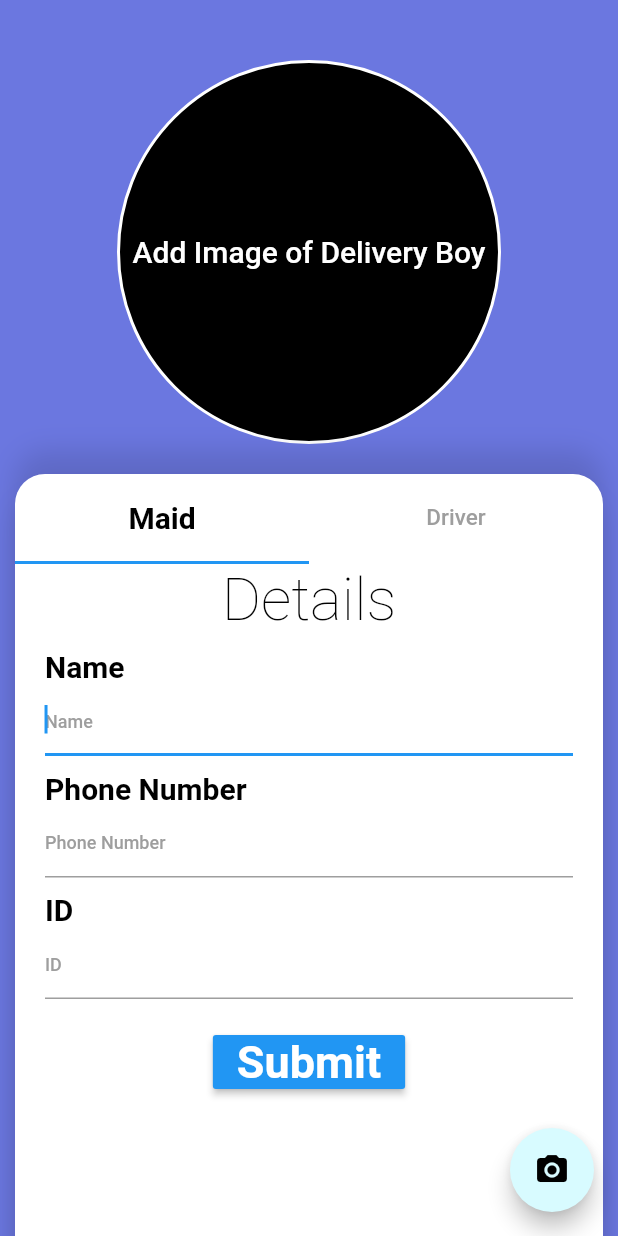
After one commit to ritik-rathi/freelance_project, a Flutter app: the Frequent screen opened by its route, on a phone screen of 412 x 824 dp. The commit adds this screen. Run offline on Flutter 3.47's test engine with Material 2 defaults, Android fonts, the phone set to English and light mode, and no system bars; our stand-ins replace cloud_firestore, firebase_auth, firebase_core, image_picker; accounts and stored records are empty; Roboto replaces fonts that are missing (Raleway).

Commit message:
frequent visitor

```diff
--- a/lib/guard_screens/delivery_details.dart
+++ b/lib/guard_screens/delivery_details.dart
@@ -1,7 +1,5 @@
 import 'dart:io';
 import 'dart:ui';
-import 'dart:ui' as prefix0;
-
 import 'package:flutter/material.dart';
 import 'package:image_picker/image_picker.dart';
 
--- /dev/null
+++ b/lib/guard_screens/frequent_visitor.dart
@@ -0,0 +1,466 @@
+import 'package:flutter/cupertino.dart' as prefix1;
+import 'package:flutter/material.dart';
+import 'package:flutter/material.dart' as prefix0;
+import 'package:image_picker/image_picker.dart';
+import 'dart:io';
+import 'dart:ui';
+
+String dName, dPhone, dOrg, rFlat, rName;
+String dTime = TimeOfDay.now().toString();
+
+class Frequent extends StatefulWidget {
+  @override
+  _FrequentState createState() => _FrequentState();
+}
+
+class _FrequentState extends State<Frequent>
+    with SingleTickerProviderStateMixin {
+  TabController _controller;
+
+  initState() {
+    _controller = TabController(initialIndex: 0, vsync: this, length: 2);
+    super.initState();
+  }
+
+  File _image;
+
+  Future getImage() async {
+    var tempImage = await ImagePicker.pickImage(source: ImageSource.camera);
+
+    setState(() {
+      _image = tempImage;
+    });
+  }
+
+  @override
+  Widget build(BuildContext context) {
+    return Scaffold(
+      backgroundColor: Color(0xff6B77E0),
+      body: SingleChildScrollView(
+        child: Column(
+          mainAxisAlignment: MainAxisAlignment.center,
+          crossAxisAlignment: CrossAxisAlignment.center,
+          children: <Widget>[
+            Padding(
+              padding:
+                  const EdgeInsets.only(top: 20.0, left: 10.0, right: 10.0),
+              child: GestureDetector(
+                onTap: () {
+                  Route focusRoute = new MaterialPageRoute(
+                      builder: (context) => Scaffold(
+                          backgroundColor: Colors.black,
+                          body: Center(
+                              child: Hero(
+                                  tag: "Focus",
+                                  child: _image == null
+                                      ? Text('Add Image to view',
+                                          style: TextStyle(
+                                              color: Colors.white,
+                                              fontSize: 20.0,
+                                              fontWeight: FontWeight.w500))
+                                      : Image.file(_image)))));
+                  Navigator.push(context, focusRoute);
+                },
+                child: Container(
+                    margin: EdgeInsets.only(top: 20),
+                    width: double.infinity,
+                    height: 256.0,
+                    decoration: BoxDecoration(
+                        color: Colors.black,
+                        shape: BoxShape.circle,
+                        border: Border.all(width: 2.0, color: Colors.white)),
+                    child: Hero(
+                      tag: "Focus",
+                      child: _image == null
+                          ? Center(
+                              child: Text(
+                              'Add Image of Delivery Boy',
+                              style: TextStyle(
+                                  color: Colors.white,
+                                  fontSize: 20.0,
+                                  fontWeight: FontWeight.w500),
+                            ))
+                          : Image.file(
+                              _image,
+                              fit: BoxFit.cover,
+                            ),
+                    )),
+              ),
+            ),
+            _buildAddCard()
+          ],
+        ),
+      ),
+      floatingActionButton: new FloatingActionButton(
+        onPressed: getImage,
+        backgroundColor: Color(0xffd8fbff),
+        foregroundColor: Colors.white,
+        tooltip: 'Click Photo',
+        child: Icon(Icons.camera_alt, color: Colors.black),
+      ),
+    );
+  }
+
+  Widget _buildAddCard() {
+    return Padding(
+      padding: const EdgeInsets.only(left: 10.0, right: 10.0, top: 20.0),
+      child: Column(
+        children: <Widget>[
+          Container(
+            decoration: BoxDecoration(
+                borderRadius: BorderRadius.circular(20.0),
+                // border: Border.all(width: 2.0),
+                color: Colors.white,
+                boxShadow: [
+                  BoxShadow(
+                      color: Colors.black12,
+                      offset: Offset(0.0, 15.0),
+                      blurRadius: 15.0),
+                  BoxShadow(
+                      color: Colors.black12,
+                      offset: Offset(0.0, -15.0),
+                      blurRadius: 15.0)
+                ]),
+            width: double.infinity,
+            height: _controller.previousIndex == 1 ? 500 : 610,
+            child: Column(
+              children: <Widget>[
+                Container(
+                  width: double.maxFinite,
+                  height: 60,
+                  child: TabBar(
+                    unselectedLabelColor: Colors.grey,
+                    unselectedLabelStyle: TextStyle(fontSize: 15),
+                    labelColor: Colors.black,
+                    labelStyle: prefix1.TextStyle(
+                        fontSize: 20, fontWeight: FontWeight.bold),
+                    controller: _controller,
+                    tabs: <Widget>[
+                      Tab(
+                        child: Text('Maid'),
+                      ),
+                      Tab(
+                        child: Text('Driver'),
+                      )
+                    ],
+                  ),
+                ),
+                Container(
+                  width: double.maxFinite,
+                  height: 700,
+                  child: TabBarView(
+                    controller: _controller,
+                    children: <Widget>[maid(), driver()],
+                  ),
+                ),
+              ],
+            ),
+          ),
+          SizedBox(
+            height: 50.0,
+          )
+        ],
+      ),
+    );
+  }
+
+  Widget driver() {
+    return Container(
+      width: double.maxFinite,
+      child: Column(
+        children: <Widget>[
+          new Text(
+            'Details',
+            style: TextStyle(
+                color: Colors.black,
+                fontSize: 40.0,
+                fontWeight: FontWeight.w100),
+          ),
+          Padding(
+            padding: const EdgeInsets.only(top: 10.0, left: 20.0, right: 20.0),
+            child: Column(
+              children: <Widget>[
+                Align(
+                  alignment: Alignment.centerLeft,
+                  child: Text(
+                    'Name',
+                    style: TextStyle(
+                        fontSize: 20.0,
+                        fontWeight: FontWeight.bold,
+                        color: Colors.black),
+                  ),
+                ),
+                TextField(
+                  autofocus: true,
+                  onChanged: (value) {
+                    dName = value;
+                  },
+                  decoration: InputDecoration(
+                      hintText: 'Name',
+                      hintStyle: TextStyle(
+                          color: Colors.grey,
+                          fontWeight: FontWeight.w500,
+                          fontSize: 12.0)),
+                )
+              ],
+            ),
+          ),
+          Padding(
+            padding: const EdgeInsets.only(top: 10.0, left: 20.0, right: 20.0),
+            child: Column(
+              children: <Widget>[
+                Align(
+                  alignment: Alignment.centerLeft,
+                  child: Text(
+                    'Phone Number',
+                    style: TextStyle(
+                        fontSize: 20.0,
+                        fontWeight: FontWeight.bold,
+                        color: Colors.black),
+                  ),
+                ),
+                TextField(
+                  autofocus: true,
+                  onChanged: (value) {
+                    dPhone = value;
+                  },
+                  decoration: InputDecoration(
+                      hintText: 'Phone Number',
+                      hintStyle: TextStyle(
+                          color: Colors.grey,
+                          fontWeight: FontWeight.w500,
+                          fontSize: 12.0)),
+                )
+              ],
+            ),
+          ),
+          Padding(
+            padding: const EdgeInsets.only(top: 10.0, left: 20.0, right: 20.0),
+            child: Column(
+              children: <Widget>[
+                Align(
+                  alignment: Alignment.centerLeft,
+                  child: Text(
+                    'ID',
+                    style: TextStyle(
+                        fontSize: 20.0,
+                        fontWeight: FontWeight.bold,
+                        color: Colors.black),
+                  ),
+                ),
+                TextField(
+                  autofocus: true,
+                  onChanged: (value) {
+                    dName = value;
+                  },
+                  decoration: InputDecoration(
+                      hintText: 'ID',
+                      hintStyle: TextStyle(
+                          color: Colors.grey,
+                          fontWeight: FontWeight.w500,
+                          fontSize: 12.0)),
+                )
+              ],
+            ),
+          ),
+          Padding(
+            padding: const EdgeInsets.only(top: 10.0, left: 20.0, right: 20.0),
+            child: Column(
+              children: <Widget>[
+                Align(
+                  alignment: Alignment.centerLeft,
+                  child: Text(
+                    'Flat Number',
+                    style: TextStyle(
+                        fontSize: 20.0,
+                        fontWeight: FontWeight.bold,
+                        color: Colors.black),
+                  ),
+                ),
+                TextField(
+                  autofocus: true,
+                  onChanged: (value) {
+                    rFlat = value;
+                  },
+                  decoration: InputDecoration(
+                      hintText: 'Flat Number',
+                      hintStyle: TextStyle(
+                          color: Colors.grey,
+                          fontWeight: FontWeight.w500,
+                          fontSize: 12.0)),
+                )
+              ],
+            ),
+          ),
+          Padding(
+            padding: const EdgeInsets.only(top: 10.0, left: 20.0, right: 20.0),
+            child: Column(
+              children: <Widget>[
+                Align(
+                  alignment: Alignment.centerLeft,
+                  child: Text(
+                    'Recepient\'s Name',
+                    style: TextStyle(
+                        fontSize: 20.0,
+                        fontWeight: FontWeight.bold,
+                        color: Colors.black),
+                  ),
+                ),
+                TextField(
+                  autofocus: true,
+                  onChanged: (value) {
+                    rName = value;
+                  },
+                  decoration: InputDecoration(
+                      hintText: 'Name of the flat owner',
+                      hintStyle: TextStyle(
+                          color: Colors.grey,
+                          fontWeight: FontWeight.w500,
+                          fontSize: 12.0)),
+                )
+              ],
+            ),
+          ),
+          Padding(
+            padding: const EdgeInsets.only(top: 18.0),
+            child: RaisedButton(
+              child: Text(
+                'Submit',
+                style: TextStyle(
+                    color: Colors.white,
+                    fontSize: 30.0,
+                    fontWeight: FontWeight.bold),
+              ),
+              color: Colors.blue,
+              onPressed: () {
+                Navigator.pop(context);
+                // _uploadDataToFirebase();
+              },
+            ),
+          )
+        ],
+      ),
+    );
+  }
+
+  Widget maid() {
+    return Container(
+      width: double.maxFinite,
+      child: Column(
+        children: <Widget>[
+          new Text(
+            'Details',
+            style: TextStyle(
+                color: Colors.black,
+                fontSize: 40.0,
+                fontWeight: FontWeight.w100),
+          ),
+          Padding(
+            padding: const EdgeInsets.only(top: 10.0, left: 20.0, right: 20.0),
+            child: Column(
+              children: <Widget>[
+                Align(
+                  alignment: Alignment.centerLeft,
+                  child: Text(
+                    'Name',
+                    style: TextStyle(
+                        fontSize: 20.0,
+                        fontWeight: FontWeight.bold,
+                        color: Colors.black),
+                  ),
+                ),
+                TextField(
+                  autofocus: true,
+                  onChanged: (value) {
+                    dName = value;
+                  },
+                  decoration: InputDecoration(
+                      hintText: 'Name',
+                      hintStyle: TextStyle(
+                          color: Colors.grey,
+                          fontWeight: FontWeight.w500,
+                          fontSize: 12.0)),
+                )
+              ],
+            ),
+          ),
+          Padding(
+            padding: const EdgeInsets.only(top: 10.0, left: 20.0, right: 20.0),
+            child: Column(
+              children: <Widget>[
+                Align(
+                  alignment: Alignment.centerLeft,
+                  child: Text(
+                    'Phone Number',
+                    style: TextStyle(
+                        fontSize: 20.0,
+                        fontWeight: FontWeight.bold,
+                        color: Colors.black),
+                  ),
+                ),
+                TextField(
+                  autofocus: true,
+                  onChanged: (value) {
+                    dPhone = value;
+                  },
+                  decoration: InputDecoration(
+                      hintText: 'Phone Number',
+                      hintStyle: TextStyle(
+                          color: Colors.grey,
+                          fontWeight: FontWeight.w500,
+                          fontSize: 12.0)),
+                )
+              ],
+            ),
+          ),
+          Padding(
+            padding: const EdgeInsets.only(top: 10.0, left: 20.0, right: 20.0),
+            child: Column(
+              children: <Widget>[
+                Align(
+                  alignment: Alignment.centerLeft,
+                  child: Text(
+                    'ID',
+                    style: TextStyle(
+                        fontSize: 20.0,
+                        fontWeight: FontWeight.bold,
+                        color: Colors.black),
+                  ),
+                ),
+                TextField(
+                  autofocus: true,
+                  onChanged: (value) {
+                    dName = value;
+                  },
+                  decoration: InputDecoration(
+                      hintText: 'ID',
+                      hintStyle: TextStyle(
+                          color: Colors.grey,
+                          fontWeight: FontWeight.w500,
+                          fontSize: 12.0)),
+                )
+              ],
+            ),
+          ),
+          Padding(
+            padding: const EdgeInsets.only(top: 18.0),
+            child: RaisedButton(
+              child: Text(
+                'Submit',
+                style: TextStyle(
+                    color: Colors.white,
+                    fontSize: 30.0,
+                    fontWeight: FontWeight.bold),
+              ),
+              color: Colors.blue,
+              onPressed: () {
+                Navigator.pop(context);
+                // _uploadDataToFirebase();
+              },
+            ),
+          )
+        ],
+      ),
+    );
+  }
+}
--- a/lib/guard_screens/mainScreen.dart
+++ b/lib/guard_screens/mainScreen.dart
@@ -34,13 +34,18 @@ class MainScreen extends StatelessWidget {
                         Icons.supervisor_account,
                         size: 50,
                       ))),
-              _optionCard(
+              GestureDetector(
+                onTap: (){
+                  Navigator.pushNamed(context, '/frequent');
+                },
+                child: _optionCard(
                     'Frequent visitor',
                     Color(0xffd8fbff),
                     Icon(
                       Icons.card_membership,
                       size: 50,
                     )),
+              ),
               GestureDetector(
                   onTap: () => Navigator.pushNamed(context, '/delivery'),
                   child: _optionCard(
@@ -51,11 +56,11 @@ class MainScreen extends StatelessWidget {
                         size: 50,
                       ))),
               GestureDetector(
-                onTap: (){
+                onTap: () {
                   Navigator.pushNamed(context, '/maidrec');
                 },
                 child: _optionCard(
-                    'Maid record',
+                    'New Maid',
                     Color(0xFF50CDFF),
                     Icon(
                       Icons.supervisor_account,
--- a/lib/main.dart
+++ b/lib/main.dart
@@ -1,5 +1,6 @@
 import 'package:flutter/material.dart';
 import 'package:flutter/services.dart';
+import 'package:freelance/guard_screens/frequent_visitor.dart';
 import 'package:freelance/user_screens/maid_sched.dart';
 import 'package:freelance/login.dart';
 import 'package:freelance/guard_screens/delivery_details.dart';
@@ -22,7 +23,7 @@ class MyApp extends StatelessWidget {
       debugShowCheckedModeBanner: false,
       title: 'HOMANTRA',
       theme: ThemeData(fontFamily: 'Raleway', primaryColor: Color(0xFF50CDFF)),
-      home: Profile(),
+      home: Login(),
       routes: {
         '/newvisitor': (context) => NewVisitorPage(),
         '/user': (context) => Profile(),
@@ -30,7 +31,8 @@ class MyApp extends StatelessWidget {
         '/delivery': (context) => DeliveryPage(),
         '/maidrec': (context) => MaidRec(),
         '/splash': (context) => SplashScreen(),
-        '/maidSched': (context) => MaidSched()
+        '/maidSched': (context) => MaidSched(),
+        '/frequent': (context) => Frequent()
       },
     );
   }
--- a/lib/user_screens/visitor_log.dart
+++ b/lib/user_screens/visitor_log.dart
@@ -55,7 +55,7 @@ class VisitorLog extends StatelessWidget {
                     //   i++;
                     //   c++;
                     // }
-                    //String name = vName.substring(0, c);
+                    List<String> name = vName.split(' ');
                     var time = ds["visitTime"].toString().substring(10, 11);
                     return Padding(
                       padding: const EdgeInsets.symmetric(
@@ -82,7 +82,7 @@ class VisitorLog extends StatelessWidget {
                                 RichText(
                                   text: TextSpan(children: [
                                     TextSpan(
-                                      text: vName,
+                                      text: name[0],
                                       style: TextStyle(
                                           color: Colors.black,
                                           letterSpacing: 1.5,
```
Lines whose indentation alone changed are shown as unchanged.
